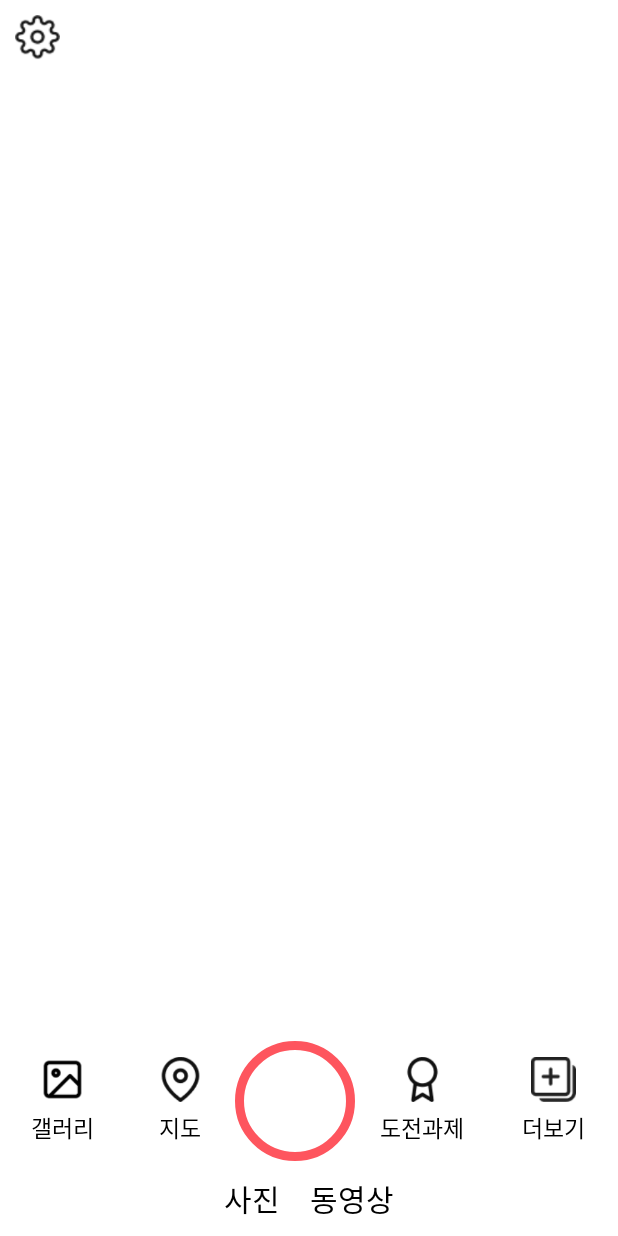
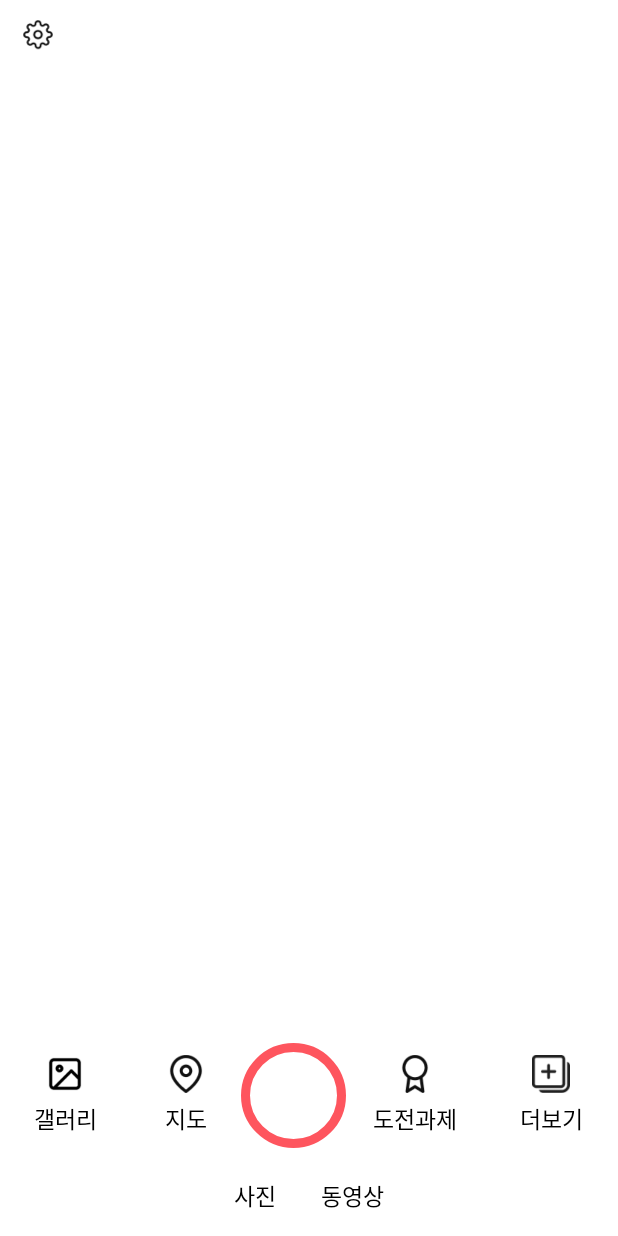
Before and after one commit to STPhotoZone/photoZone, an Android app: the CameraActivity screen opened directly, with no data from a screen before it, on a phone screen of 412 x 824 dp. Run offline under Robolectric (Android 15) with nearby library versions, the phone set to English and light mode, and no system bars; libraries missing offline, so code that uses them is left out: com.google.ar.core, com.google.ar.sceneform; 1 statement that could not run was skipped.

Commit message:
전의정_camera_activity UI 수정

```diff
--- a/app/src/main/res/layout/activity_camera.xml
+++ b/app/src/main/res/layout/activity_camera.xml
@@ -22,14 +22,15 @@
         app:layout_constraintStart_toStartOf="parent"
         app:layout_constraintTop_toTopOf="parent"
         android:paddingTop="10dp"
-        android:paddingRight="10dp"
-        android:paddingLeft="10dp"
+        android:paddingRight="15dp"
+        android:paddingLeft="15dp"
         android:paddingBottom="5dp">
 
         <ImageButton
             android:id="@+id/setting"
-            android:layout_width="30dp"
-            android:layout_height="30dp"
+            android:layout_width="20dp"
+            android:layout_height="20dp"
+            android:layout_marginTop="3dp"
             android:background="@drawable/settings"
             tools:ignore="SpeakableTextPresentCheck,TouchTargetSizeCheck" />
 
@@ -58,8 +59,9 @@
 
         <ImageButton
             android:id="@+id/change"
-            android:layout_width="30dp"
-            android:layout_height="30dp"
+            android:layout_width="20dp"
+            android:layout_height="20dp"
+            android:layout_marginTop="3dp"
             android:background="@drawable/change"
             tools:ignore="SpeakableTextPresentCheck,TouchTargetSizeCheck" />
     </LinearLayout>
@@ -73,7 +75,8 @@
         app:layout_constraintEnd_toEndOf="parent"
         app:layout_constraintStart_toStartOf="parent"
         android:background="@color/white"
-        android:paddingTop="20dp">
+        android:paddingTop="25dp"
+        android:paddingBottom="10dp">
 
         <LinearLayout
             android:id="@+id/anotherActivity"
@@ -91,8 +94,8 @@
 
                 <ImageButton
                     android:id="@+id/gallery"
-                    android:layout_width="30dp"
-                    android:layout_height="30dp"
+                    android:layout_width="25dp"
+                    android:layout_height="25dp"
                     android:background="@drawable/gallery"
                     tools:ignore="SpeakableTextPresentCheck,TouchTargetSizeCheck" />
                 <TextView
@@ -117,8 +120,8 @@
 
                 <ImageButton
                     android:id="@+id/map"
-                    android:layout_width="30dp"
-                    android:layout_height="30dp"
+                    android:layout_width="25dp"
+                    android:layout_height="25dp"
                     android:background="@drawable/map"
                     tools:ignore="SpeakableTextPresentCheck,TouchTargetSizeCheck" />
                 <TextView
@@ -137,8 +140,9 @@
 
             <ImageButton
                 android:id="@+id/take_photo"
-                android:layout_width="80dp"
-                android:layout_height="80dp"
+                android:layout_width="70dp"
+                android:layout_height="70dp"
+                android:paddingBottom="20dp"
                 android:background="@drawable/circle_button"
                 tools:ignore="SpeakableTextPresentCheck" />
 
@@ -152,8 +156,8 @@
 
                 <ImageButton
                     android:id="@+id/challenge"
-                    android:layout_width="30dp"
-                    android:layout_height="30dp"
+                    android:layout_width="25dp"
+                    android:layout_height="25dp"
                     android:background="@drawable/award"
                     tools:ignore="SpeakableTextPresentCheck,TouchTargetSizeCheck" />
                 <TextView
@@ -179,8 +183,8 @@
 
                 <ImageButton
                     android:id="@+id/more"
-                    android:layout_width="30dp"
-                    android:layout_height="30dp"
+                    android:layout_width="25dp"
+                    android:layout_height="25dp"
                     android:background="@drawable/more"
                     tools:ignore="SpeakableTextPresentCheck,TouchTargetSizeCheck" />
                 <TextView
@@ -204,17 +208,17 @@
             android:layout_height="wrap_content"
             android:orientation="horizontal"
             android:gravity="center"
-            android:layout_marginTop="10dp"
-            android:layout_marginBottom="10dp">
+            android:layout_marginTop="20dp"
+            android:layout_marginBottom="5dp">
 
             <TextView
                 android:id="@+id/picture"
                 android:layout_width="wrap_content"
                 android:layout_height="wrap_content"
-                android:layout_marginRight="20dp"
+                android:layout_marginRight="30dp"
                 android:fontFamily="@font/regular"
                 android:text="사진"
-                android:textSize="20dp"
+                android:textSize="15dp"
                 android:textColor="@color/black" />
 
             <TextView
@@ -223,7 +227,7 @@
                 android:layout_height="wrap_content"
                 android:fontFamily="@font/regular"
                 android:text="동영상"
-                android:textSize="20dp"
+                android:textSize="15dp"
                 android:textColor="@color/black" />
         </LinearLayout>
 
```
